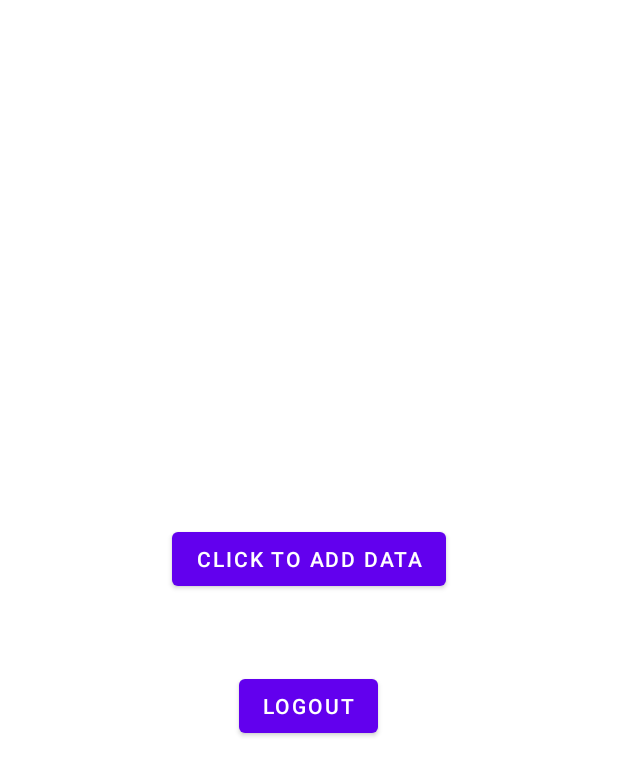
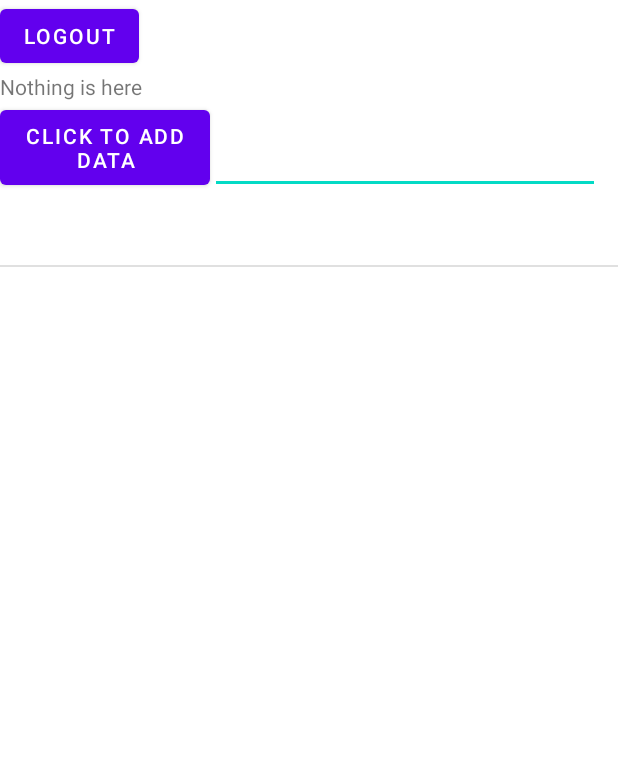
Before and after one commit to NduonyiJackUkitetu/Online-Voting-System, an Android app: the screen it shows after launch once a user with an empty profile is signed in (MainActivity), after a tap on "CLICK TO ADD DATA", on a phone screen of 412 x 824 dp. Shown: the top 776 px of the screen. Run offline under Robolectric (Android 15) with nearby library versions, the phone set to English and light mode, and no system bars; our stand-ins replace Firebase (no records; nobody signed in at launch, a user with empty details on screens opened directly).

Commit message:
Added ListView Posts, obtained the value from the database

```diff
--- a/app/src/main/java/com/example/onlinevotingsystem/MainActivity.java
+++ b/app/src/main/java/com/example/onlinevotingsystem/MainActivity.java
@@ -1,40 +1,86 @@
 package com.example.onlinevotingsystem;
 
+import static android.content.ContentValues.TAG;
+
+import androidx.annotation.NonNull;
 import androidx.appcompat.app.AppCompatActivity;
 
 import android.content.Intent;
 import android.os.Bundle;
+import android.util.Log;
 import android.view.View;
+import android.widget.ArrayAdapter;
 import android.widget.Button;
+import android.widget.EditText;
+import android.widget.ListView;
 import android.widget.TextView;
 
+import com.google.android.gms.tasks.OnCompleteListener;
+import com.google.android.gms.tasks.Task;
 import com.google.firebase.auth.FirebaseAuth;
 import com.google.firebase.auth.FirebaseUser;
+import com.google.firebase.database.DataSnapshot;
+import com.google.firebase.database.DatabaseError;
 import com.google.firebase.database.DatabaseReference;
 import com.google.firebase.database.FirebaseDatabase;
+import com.google.firebase.database.ValueEventListener;
+
+import java.util.ArrayList;
+import java.util.List;
 
 public class MainActivity extends AppCompatActivity {
 
     FirebaseAuth auth;
     FirebaseDatabase database;
     DatabaseReference myRef;
+    DatabaseReference userRef;
     Button logoutButton, addDataButton;
     TextView userName;
     FirebaseUser currUser;
+    int numberOFTasks = 0;
+
+    private List<Post> postList = new ArrayList<Post>();
+
+    ArrayAdapter<Post> postAdapter;
 
     @Override
     protected void onCreate(Bundle savedInstanceState) {
         super.onCreate(savedInstanceState);
         setContentView(R.layout.activity_main);
 
+        postAdapter = new ArrayAdapter<Post>(this, android.R.layout.simple_list_item_1, postList);
+        ListView listView = (ListView) findViewById(R.id.ListViewPost);
+        listView.setAdapter(postAdapter);
         database = FirebaseDatabase.getInstance();
         myRef = database.getReference("message");
+
 
         auth = FirebaseAuth.getInstance();
         logoutButton = findViewById(R.id.logout_button);
         addDataButton = findViewById(R.id.write_data);
         userName = findViewById(R.id.user_name_text);
         currUser = auth.getCurrentUser();
+        userRef = database.getReference("users").child(currUser.getUid());
+
+
+        userRef.addValueEventListener(new ValueEventListener() {
+            @Override
+            public void onDataChange(@NonNull DataSnapshot snapshot) {
+                if (snapshot.exists()){
+                    User user = snapshot.getValue(User.class);
+                    userName.setText(("Hello " + user.fullName + "!"));
+                }
+                else
+                {
+                    Log.w("loadPost:onDataChange", "The data was not found");
+                }
+
+            }
+            @Override
+            public void onCancelled(@NonNull DatabaseError error) {
+                Log.w( "loadPost:onCancelled", error.toException());            }
+        });
+
 
         if(currUser == null){
             //if no current user is found, then start the login activity
@@ -43,7 +89,8 @@ public class MainActivity extends AppCompatActivity {
             finish();
         }
         else{
-            userName.setText(currUser.getEmail());
+            //userName.setText(currUser.getEmail());
+            //userName.setText("Hello " + currUser.getEmail());
         }
 
         addDataButton.setOnClickListener(new View.OnClickListener() {
@@ -63,5 +110,31 @@ public class MainActivity extends AppCompatActivity {
                 finish();
             }
         });
+
+        addDataButton.setOnClickListener(new View.OnClickListener() {
+            @Override
+            public void onClick(View view) {
+                EditText editText = findViewById(R.id.editTextPost);
+                String currentPostDescription = editText.getText().toString();
+                Post newPost = new Post(currUser.getUid(), currentPostDescription, currentPostDescription);
+                postAdapter.add(newPost);
+            }
+        });
+
+
+
+
+    }
+    public void addTask(View view) {
+
+        numberOFTasks++;
+        EditText editText = findViewById(R.id.editTextPost);
+        String currentPostDescription = editText.getText().toString();
+        Post newPost = new Post(currUser.getUid(), currentPostDescription, currentPostDescription);
+        postAdapter.add(newPost);
+
+        userName.setText("kek");
+
+
     }
 }
--- a/app/src/main/java/com/example/onlinevotingsystem/Post.java
+++ b/app/src/main/java/com/example/onlinevotingsystem/Post.java
@@ -3,7 +3,8 @@ package com.example.onlinevotingsystem;
 public class Post {
 
     public String creator_id, title, description, voting_choice;
-    public String positive_choice_counter, negative_choice_counter;
+    public int positive_choice_counter;
+    public int negative_choice_counter;
 
     public Post()
     {
@@ -15,6 +16,14 @@ public class Post {
         this.creator_id = creator_id;
         this.title = title;
         this.description = description;
+        this.positive_choice_counter = 0;
+        this.negative_choice_counter = 0;
     }
 
+    public String GetTitle(){
+        return title;
+    }
+    @Override public String toString()
+    { return title + " " + description;
+    }
 }
--- a/app/src/main/res/layout/activity_main.xml
+++ b/app/src/main/res/layout/activity_main.xml
@@ -2,32 +2,76 @@
 <LinearLayout xmlns:android="http://schemas.android.com/apk/res/android"
     xmlns:app="http://schemas.android.com/apk/res-auto"
     xmlns:tools="http://schemas.android.com/tools"
-    android:orientation="vertical"
-    android:gravity="center"
     android:layout_width="match_parent"
     android:layout_height="match_parent"
+    android:gravity="center"
+    android:orientation="vertical"
     tools:context=".MainActivity">
+
+    <LinearLayout
+        android:layout_width="match_parent"
+        android:layout_height="wrap_content"
+        android:orientation="vertical">
+
+        <Button
+            android:id="@+id/logout_button"
+            android:layout_width="wrap_content"
+            android:layout_height="wrap_content"
+            android:text="@string/logout" />
+
 
         <TextView
             android:id="@+id/user_name_text"
             android:layout_width="wrap_content"
             android:layout_height="wrap_content"
-        android:text="Hello World!"
+            android:text="Nothing is here"
             app:layout_constraintBottom_toBottomOf="parent"
             app:layout_constraintEnd_toEndOf="parent"
             app:layout_constraintStart_toStartOf="parent"
             app:layout_constraintTop_toTopOf="parent" />
-    <Button
-        android:text="@string/click_to_add_data"
-        android:id="@+id/write_data"
-        android:layout_marginBottom="50sp"
-        android:layout_width="wrap_content"
-        android:layout_height="wrap_content"/>
+    </LinearLayout>
+
+    <LinearLayout
+        android:layout_width="match_parent"
+        android:layout_height="61dp"
+        android:orientation="horizontal">
 
         <Button
-        android:text="@string/logout"
-        android:id="@+id/logout_button"
-        android:layout_width="wrap_content"
-        android:layout_height="wrap_content"/>
+            android:id="@+id/write_data"
+            android:layout_width="140dp"
+            android:layout_height="62dp"
+            android:layout_marginBottom="50sp"
+            android:rotationX="0"
+            android:text="@string/click_to_add_data"
+            tools:visibility="visible"
+            android:onClick="addTask"/>
+
+
+        <LinearLayout
+            android:layout_width="match_parent"
+            android:layout_height="59dp"
+            android:orientation="vertical">
+
+            <EditText
+                android:id="@+id/editTextPost"
+                android:layout_width="260dp"
+                android:layout_height="62dp"
+                android:ems="10"
+                android:inputType="textPersonName"
+                android:text="" />
+        </LinearLayout>
 
     </LinearLayout>
+
+    <LinearLayout
+        android:layout_width="match_parent"
+        android:layout_height="match_parent"
+        android:orientation="vertical">
+
+        <ListView
+            android:id="@+id/ListViewPost"
+            android:layout_width="match_parent"
+            android:layout_height="389dp" />
+    </LinearLayout>
+
+</LinearLayout>
```
Lines whose indentation alone changed are shown as unchanged.
